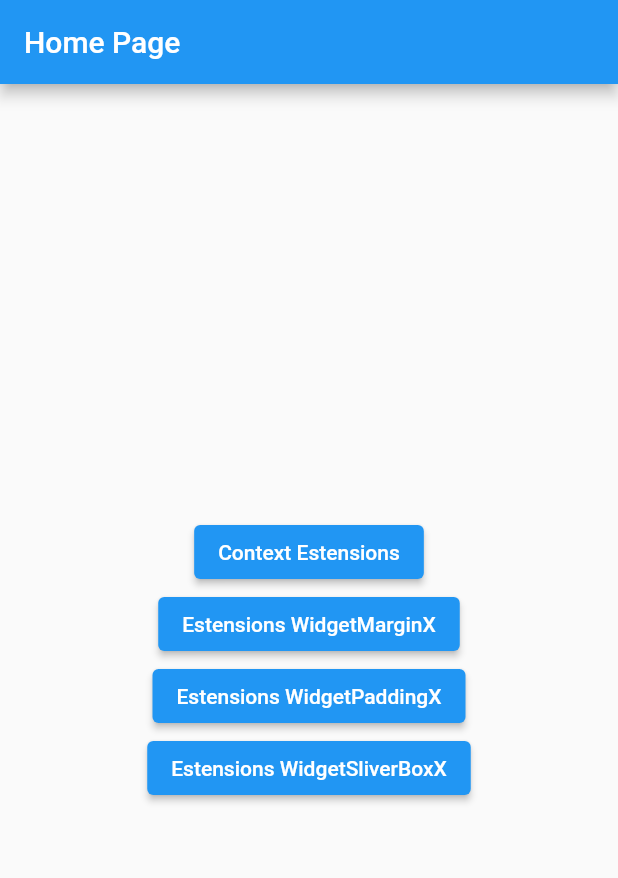
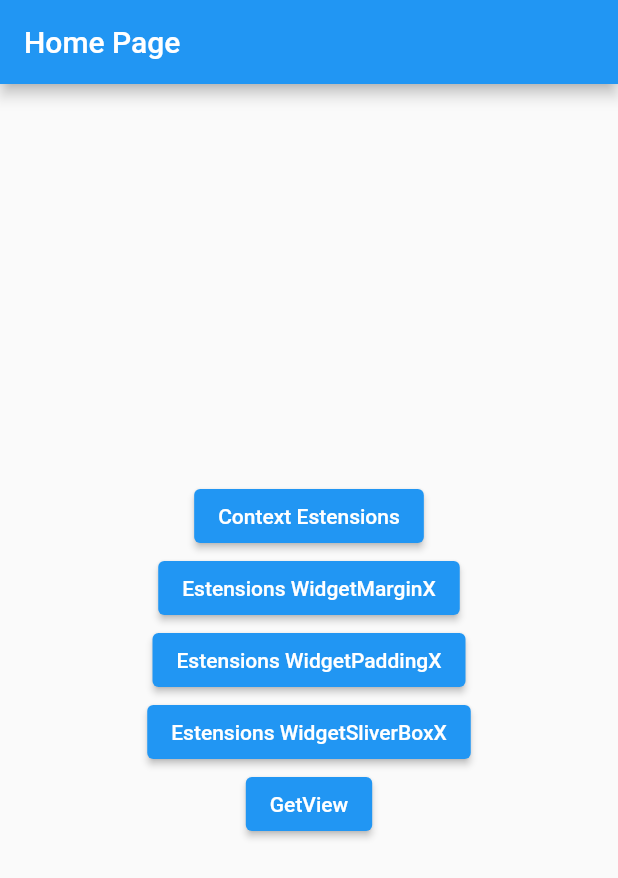
Before and after one commit to wahlfernando/get_ui_utils, a Flutter app: the screen it shows after launch, on a phone screen of 412 x 824 dp. Shown: the top 878 px of the screen. Run offline on Flutter 3.47's test engine with Material 2 defaults, Android fonts, the light colour scheme and no system bars; our stand-ins replace get.

Commit message:
Inclusão para demonstração do GetView<> com o GetX

```diff
--- a/lib/main.dart
+++ b/lib/main.dart
@@ -1,6 +1,7 @@
 import 'package:flutter/material.dart';
 import 'package:get/get.dart';
 import 'package:get_ui_utils/context_ext_page/context_ext_page.dart';
+import 'package:get_ui_utils/getview/getview_page.dart';
 import 'package:get_ui_utils/pages/home_page.dart';
 import 'package:get_ui_utils/widget_margin_x/widget_margin_x_page.dart';
 import 'package:get_ui_utils/widget_padding_x/widget_padding_x_page.dart';
@@ -42,6 +43,10 @@ class MyApp extends StatelessWidget {
           name: '/widget_sliverbox_x_page',
           page: () => const WidgetSliverboxXPage(),
         ),
+        GetPage(
+          name: '/getview_page',
+          page: () => const GetviewPage(),
+        ),
 
       ],
     );
--- a/lib/pages/home_page.dart
+++ b/lib/pages/home_page.dart
@@ -38,7 +38,12 @@ class HomePage extends StatelessWidget {
               },
               child: const Text('Estensions WidgetSliverBoxX'),
             ),
-
+            ElevatedButton(
+              onPressed: () {
+                Get.toNamed('getview_page');
+              },
+              child: const Text('GetView'),
+            ),
           ],
         ),
       ),
```
Also changed, not shown: lib/getview/getview_controller.dart (added, +15 -0 lines), lib/getview/getview_page.dart (added, +31 -0 lines).
